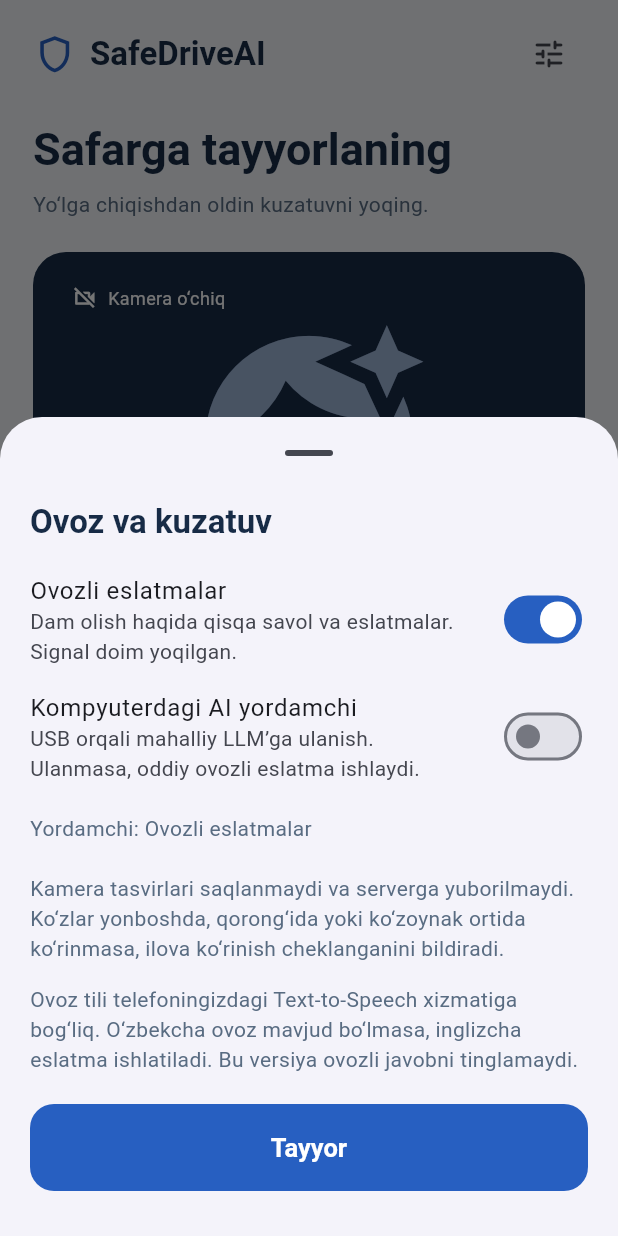
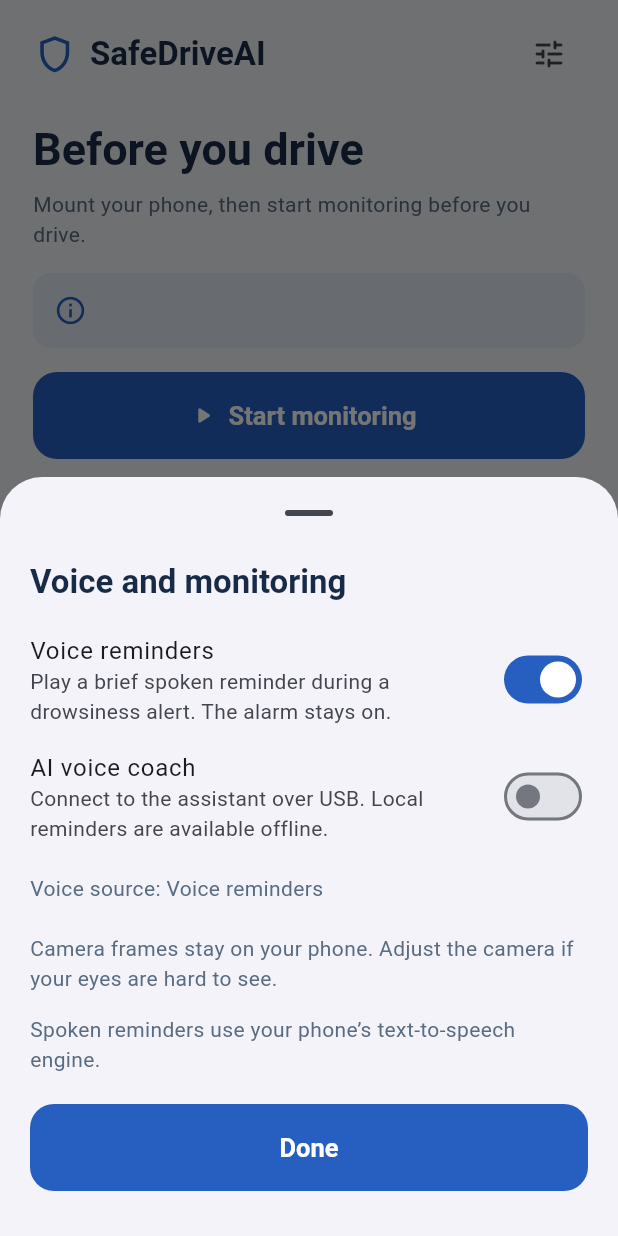
Before and after one commit to mukhammaddiyor01/SafeDriveAI, a Flutter app: the screen it shows after launch, after a tap on the "tune" icon, on a phone screen of 412 x 824 dp. Run offline on Flutter 3.47's test engine with Material 3 defaults, Android fonts, the phone set to English and light mode, and no system bars.

Commit message:
feat: prioritize monitoring controls in the English dashboard

```diff
--- a/mobile/lib/controllers/monitor_controller.dart
+++ b/mobile/lib/controllers/monitor_controller.dart
@@ -30,7 +30,7 @@ class MonitorController extends ChangeNotifier {
         _changed();
       },
       onError: (Object failure) {
-        error = 'Kuzatuv bilan aloqa uzildi. Ilovani qayta oching.';
+        error = 'Monitoring disconnected. Reopen the app.';
         _changed();
       },
     );
@@ -50,9 +50,9 @@ class MonitorController extends ChangeNotifier {
     try {
       await action();
     } on PlatformException catch (failure) {
-      error = failure.message ?? 'Amal bajarilmadi.';
+      error = failure.message ?? 'Could not complete the action.';
     } catch (_) {
-      error = 'Amal bajarilmadi. Ilovani qayta oching.';
+      error = 'Could not complete the action. Reopen the app.';
     } finally {
       busy = false;
       _changed();
--- a/mobile/lib/models/monitor_state.dart
+++ b/mobile/lib/models/monitor_state.dart
@@ -1,7 +1,7 @@
 class MonitorState {
   const MonitorState({
     this.status = 'stopped',
-    this.message = 'Kuzatuvni boshlashga tayyor',
+    this.message = 'Ready to monitor',
     this.active = false,
     this.eyesOpen,
     this.closedMs = 0,
@@ -10,7 +10,7 @@ class MonitorState {
     this.perclos,
     this.alarm = false,
     this.alerts = 0,
-    this.assistant = 'Ovozli eslatmalar',
+    this.assistant = 'Voice reminders',
   });
 
   factory MonitorState.fromMap(Map<dynamic, dynamic> map) => MonitorState(
@@ -24,7 +24,7 @@ class MonitorState {
     perclos: (map['perclos'] as num?)?.toDouble(),
     alarm: map['alarm'] as bool? ?? false,
     alerts: (map['alerts'] as num?)?.toInt() ?? 0,
-    assistant: map['assistant'] as String? ?? 'Ovozli eslatmalar',
+    assistant: map['assistant'] as String? ?? 'Voice reminders',
   );
   final String status;
   final String message;
@@ -39,12 +39,12 @@ class MonitorState {
   final String assistant;
 
   String get title => switch (status) {
-    'starting' => 'Kamera ochilmoqda',
-    'monitoring' => 'Kuzatuv faol',
-    'limited' => 'Ko‘rinish cheklangan',
-    'warning' => 'Diqqat talab etiladi',
-    'drowsy' => 'To‘xtab, dam oling',
-    'error' => 'Kuzatuv to‘xtadi',
-    _ => 'Safarga tayyorlaning',
+    'starting' => 'Starting camera',
+    'monitoring' => 'Monitoring active',
+    'limited' => 'Limited visibility',
+    'warning' => 'Check your position',
+    'drowsy' => 'Pull over and rest',
+    'error' => 'Monitoring stopped',
+    _ => 'Before you drive',
   };
 }
--- a/mobile/lib/views/camera_panel.dart
+++ b/mobile/lib/views/camera_panel.dart
@@ -46,7 +46,7 @@ class CameraPanel extends StatelessWidget {
                       ),
                       const SizedBox(width: 7),
                       Text(
-                        state.active ? 'Old kamera' : 'Kamera o‘chiq',
+                        state.active ? 'Front camera' : 'Camera off',
                         style: const TextStyle(
                           color: Colors.white,
                           fontSize: 12,
@@ -72,14 +72,14 @@ class _CameraGuide extends StatelessWidget {
   const _CameraGuide();
   @override
   Widget build(BuildContext context) => const Padding(
-    padding: EdgeInsets.only(top: 42, bottom: 18),
+    padding: EdgeInsets.fromLTRB(14, 48, 14, 14),
     child: Column(
       mainAxisAlignment: MainAxisAlignment.center,
       children: [
         Expanded(
           child: FittedBox(
             child: Icon(
-              Icons.face_retouching_natural,
+              Icons.center_focus_strong_outlined,
               color: Color(0xFF9DB4D6),
               size: 100,
             ),
@@ -87,13 +87,14 @@ class _CameraGuide extends StatelessWidget {
         ),
         SizedBox(height: 10),
         Text(
-          'Yuz va yelkangiz kadrda bo‘lsin',
+          'Keep your face and shoulders in frame',
           textAlign: TextAlign.center,
           style: TextStyle(color: Colors.white, fontSize: 14),
         ),
         SizedBox(height: 3),
         Text(
-          'Telefonni xavfsiz tutqichga mahkamlang',
+          'Use a secure phone mount',
+          textAlign: TextAlign.center,
           style: TextStyle(color: Color(0xFFB6C7E0), fontSize: 12),
         ),
       ],
--- a/mobile/lib/views/drive_screen.dart
+++ b/mobile/lib/views/drive_screen.dart
@@ -57,7 +57,7 @@ class _DriveScreenState extends State<DriveScreen> {
                         ),
                       ),
                       IconButton(
-                        tooltip: 'Sozlamalar',
+                        tooltip: 'Settings',
                         icon: const Icon(Icons.tune_rounded),
                         onPressed: () => showModalBottomSheet<void>(
                           context: context,
@@ -72,16 +72,12 @@ class _DriveScreenState extends State<DriveScreen> {
                   Text(
                     state.title,
                     style: Theme.of(context).textTheme.headlineLarge,
-                    semanticsLabel: 'Holat: ${state.title}',
+                    semanticsLabel: 'Status: ${state.title}',
                   ),
                   const SizedBox(height: 9),
                   Text(
-                    state.active
-                        ? 'Kuzatuv fonda ham davom etadi.'
-                        : 'Yo‘lga chiqishdan oldin kuzatuvni yoqing.',
+                    state.active ? 'Monitoring continues in the background.' : 'Mount your phone, then start monitoring before you drive.',
                   ),
-                  const SizedBox(height: 22),
-                  CameraPanel(state: state),
                   const SizedBox(height: 16),
                   _StatusMessage(state: state),
                   if (controller.error != null) ...[
@@ -91,27 +87,7 @@ class _DriveScreenState extends State<DriveScreen> {
                       style: const TextStyle(color: DriveColors.red),
                     ),
                   ],
-                  const SizedBox(height: 20),
-                  Row(
-                    children: [
-                      _Metric(
-                        label: 'Ko‘z ochiqligi',
-                        value: state.eyesOpen == null
-                            ? '—'
-                            : '${(state.eyesOpen! * 100).round()}%',
-                      ),
-                      const SizedBox(width: 12),
-                      _Metric(
-                        label: 'Bosh burilishi',
-                        value: state.yaw == null
-                            ? '—'
-                            : '${state.yaw!.round()}°',
-                      ),
-                      const SizedBox(width: 12),
-                      _Metric(label: 'Ogohlantirish', value: '${state.alerts}'),
-                    ],
-                  ),
-                  const SizedBox(height: 24),
+                  const SizedBox(height: 16),
                   FilledButton.icon(
                     onPressed: controller.busy
                         ? null
@@ -123,10 +99,10 @@ class _DriveScreenState extends State<DriveScreen> {
                     ),
                     label: Text(
                       controller.busy
-                          ? 'Kutilmoqda…'
+                          ? 'Please wait…'
                           : state.active
-                          ? 'Kuzatuvni to‘xtatish'
-                          : 'Kuzatuvni boshlash',
+                          ? 'Stop monitoring'
+                          : 'Start monitoring',
                     ),
                     style: state.active
                         ? FilledButton.styleFrom(
@@ -134,14 +110,41 @@ class _DriveScreenState extends State<DriveScreen> {
                           )
                         : null,
                   ),
+                  if (!state.active) ...[
                     const SizedBox(height: 8),
                     TextButton.icon(
                       onPressed: controller.busy || state.active
                           ? null
                           : controller.testAlarm,
                       icon: const Icon(Icons.volume_up_outlined, size: 20),
-                    label: const Text('Signalni sinash'),
+                      label: const Text('Test alarm'),
                     ),
+                  ],
+                  const SizedBox(height: 22),
+                  CameraPanel(state: state),
+                  const SizedBox(height: 16),
+                  if (state.active) ...[
+                    const SizedBox(height: 20),
+                    Row(
+                      children: [
+                        _Metric(
+                          label: 'Eye openness',
+                          value: state.eyesOpen == null
+                              ? '—'
+                              : '${(state.eyesOpen! * 100).round()}%',
+                        ),
+                        const SizedBox(width: 12),
+                        _Metric(
+                          label: 'Head angle',
+                          value: state.yaw == null
+                              ? '—'
+                              : '${state.yaw!.round()}°',
+                        ),
+                        const SizedBox(width: 12),
+                        _Metric(label: 'Alerts', value: '${state.alerts}'),
+                      ],
+                    ),
+                  ],
                   const SizedBox(height: 12),
                   const Divider(),
                   const SizedBox(height: 14),
@@ -156,7 +159,7 @@ class _DriveScreenState extends State<DriveScreen> {
                       const SizedBox(width: 10),
                       Expanded(
                         child: Text(
-                          'Uyqu sezsangiz, xavfsiz joyda to‘xtab, dam oling. Ilova hushyor qolishni kafolatlamaydi.',
+                          'If you feel sleepy, pull over safely and rest.',
                           style: Theme.of(context).textTheme.bodyMedium,
                         ),
                       ),
--- a/mobile/lib/views/settings_sheet.dart
+++ b/mobile/lib/views/settings_sheet.dart
@@ -16,15 +16,15 @@ class SettingsSheet extends StatelessWidget {
           mainAxisSize: MainAxisSize.min,
           children: [
             Text(
-              'Ovoz va kuzatuv',
+              'Voice and monitoring',
               style: Theme.of(context).textTheme.titleLarge,
             ),
             const SizedBox(height: 12),
             SwitchListTile.adaptive(
               contentPadding: EdgeInsets.zero,
-              title: const Text('Ovozli eslatmalar'),
+              title: const Text('Voice reminders'),
               subtitle: const Text(
-                'Dam olish haqida qisqa savol va eslatmalar. Signal doim yoqilgan.',
+                'Play a brief spoken reminder during a drowsiness alert. The alarm stays on.',
               ),
               value: controller.voice,
               onChanged: controller.busy
@@ -33,9 +33,9 @@ class SettingsSheet extends StatelessWidget {
             ),
             SwitchListTile.adaptive(
               contentPadding: EdgeInsets.zero,
-              title: const Text('Kompyuterdagi AI yordamchi'),
+              title: const Text('AI voice coach'),
               subtitle: const Text(
-                'USB orqali mahalliy LLM’ga ulanish. Ulanmasa, oddiy ovozli eslatma ishlaydi.',
+                'Connect to the assistant over USB. Local reminders are available offline.',
               ),
               value: controller.llm,
               onChanged: controller.busy
@@ -43,19 +43,19 @@ class SettingsSheet extends StatelessWidget {
                   : (v) => controller.updatePreferences(llmEnabled: v),
             ),
             const SizedBox(height: 12),
-            Text('Yordamchi: ${controller.state.assistant}'),
+            Text('Voice source: ${controller.state.assistant}'),
             const SizedBox(height: 20),
             const Text(
-              'Kamera tasvirlari saqlanmaydi va serverga yuborilmaydi. Ko‘zlar yonboshda, qorong‘ida yoki ko‘zoynak ortida ko‘rinmasa, ilova ko‘rinish cheklanganini bildiradi.',
+              'Camera frames stay on your phone. Adjust the camera if your eyes are hard to see.',
             ),
             const SizedBox(height: 14),
             const Text(
-              'Ovoz tili telefoningizdagi Text-to-Speech xizmatiga bog‘liq. O‘zbekcha ovoz mavjud bo‘lmasa, inglizcha eslatma ishlatiladi. Bu versiya ovozli javobni tinglamaydi.',
+              'Spoken reminders use your phone’s text-to-speech engine.',
             ),
             const SizedBox(height: 20),
             FilledButton(
               onPressed: () => Navigator.pop(context),
-              child: const Text('Tayyor'),
+              child: const Text('Done'),
             ),
           ],
         ),
```
Also changed, not shown: 7 other files. Lines whose indentation alone changed are shown as unchanged.
